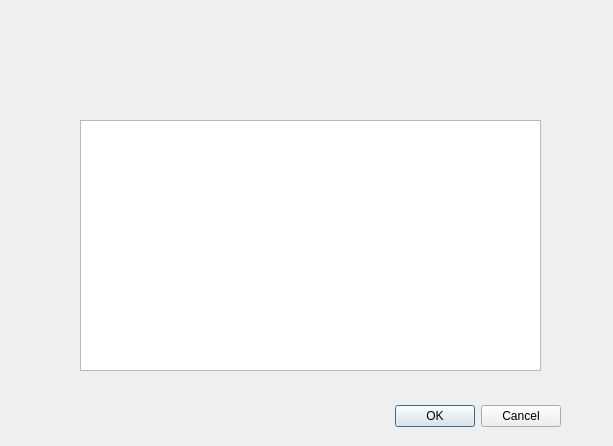
The window that relationwindow.ui (hrafnkelli14/Verklegt-verkefni-3) describes before a commit, drawn with Qt 5.
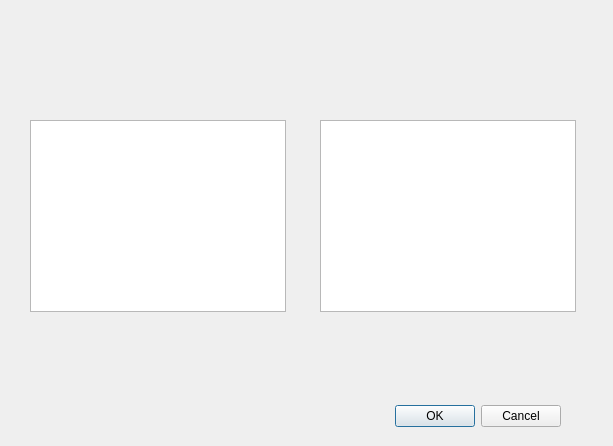
The same window after the commit.

Commit message: added tables to relation window

The edit to the form file:
```diff
--- a/relationwindow.ui
+++ b/relationwindow.ui
@@ -32,10 +32,20 @@
   <widget class="QTableView" name="tableView">
    <property name="geometry">
     <rect>
-     <x>80</x>
+     <x>30</x>
      <y>120</y>
-     <width>461</width>
-     <height>251</height>
+     <width>256</width>
+     <height>192</height>
+    </rect>
+   </property>
+  </widget>
+  <widget class="QTableView" name="nRelatedTable">
+   <property name="geometry">
+    <rect>
+     <x>320</x>
+     <y>120</y>
+     <width>256</width>
+     <height>192</height>
     </rect>
    </property>
   </widget>
```
Left out of the diff: 2 changed lines with no effect on the pictures. The commit also changes 7 other files.
